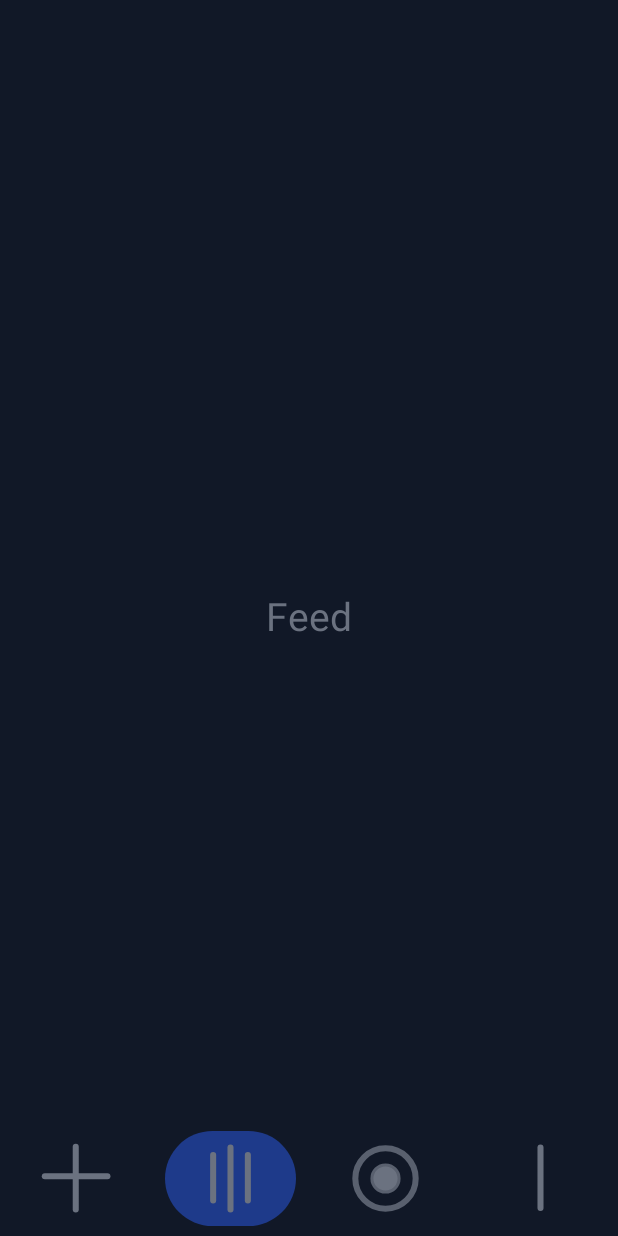
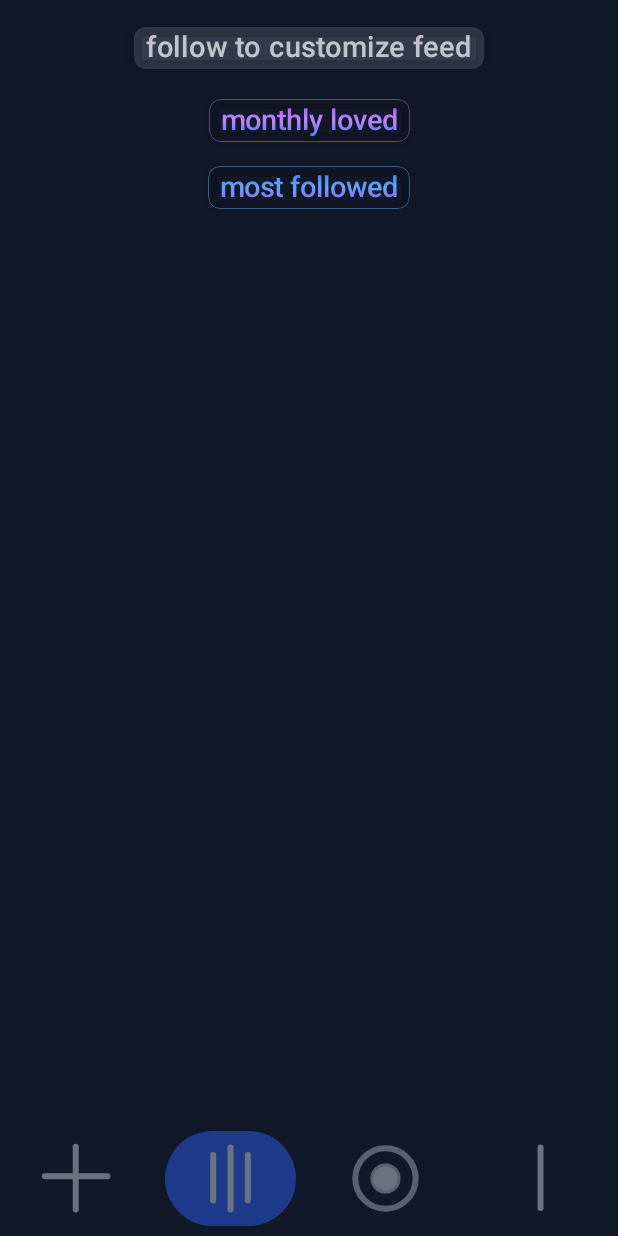
Before and after one commit to thodea/thodea-android, an Android app built with Jetpack Compose: the screen it shows after launch (MainActivity), on a phone screen of 412 x 824 dp. Run offline under Robolectric (Android 15) with nearby library versions, the phone set to English and light mode, and no system bars; our stand-ins replace navigation-ui.

Commit message:
[FEED] Added 3 labels - follow - most loved - most followed

```diff
--- a/app/src/main/java/com/example/thodea/ui/composables/tabs/Feed.kt
+++ b/app/src/main/java/com/example/thodea/ui/composables/tabs/Feed.kt
@@ -1,32 +1,170 @@
 package com.example.thodea.ui.composables.tabs
 
+import androidx.compose.foundation.BorderStroke
 import androidx.compose.foundation.background
+import androidx.compose.foundation.border
 import androidx.compose.foundation.layout.Box
+import androidx.compose.foundation.layout.Column
+import androidx.compose.foundation.layout.Row
+import androidx.compose.foundation.layout.Spacer
+import androidx.compose.foundation.layout.WindowInsets
 import androidx.compose.foundation.layout.fillMaxSize
+import androidx.compose.foundation.layout.fillMaxWidth
+import androidx.compose.foundation.layout.height
+import androidx.compose.foundation.layout.padding
+import androidx.compose.foundation.layout.statusBars
+import androidx.compose.foundation.layout.windowInsetsPadding
+import androidx.compose.foundation.shape.RoundedCornerShape
 import androidx.compose.material3.Text
 import androidx.compose.runtime.Composable
 import androidx.compose.ui.Alignment
 import androidx.compose.ui.Modifier
+import androidx.compose.ui.draw.alpha
+import androidx.compose.ui.draw.shadow
+import androidx.compose.ui.graphics.Brush
 import androidx.compose.ui.graphics.Color
-import androidx.compose.ui.res.stringResource
-import com.example.thodea.R
-import com.example.thodea.ui.theme.typography
+import androidx.compose.ui.text.TextStyle
+import androidx.compose.ui.text.font.FontWeight
+import androidx.compose.ui.tooling.preview.Preview
+import androidx.compose.ui.unit.TextUnit
+import androidx.compose.ui.unit.dp
+import androidx.compose.ui.unit.sp
 
 /**
  * Composable function that represents the feed screen of the application.
  */
+
+@Preview(showBackground = true)
+@Composable
+fun FeedScreenPreview() {
+    FeedScreen()
+}
+
 @Composable
 fun FeedScreen() {
     Box(
         modifier = Modifier
             .fillMaxSize()
             .background(Color(0xFF111827)), // dark background (#111827)
-        contentAlignment = Alignment.Center
+    ) {
+        Column(
+            modifier = Modifier
+                .fillMaxWidth()
+                .windowInsetsPadding(WindowInsets.statusBars)
+                .padding(top = 16.dp),
+            horizontalAlignment = Alignment.CenterHorizontally
+        ) {
+            FollowToCustomizeFeed()
+            Spacer(modifier = Modifier.height(8.dp))
+            MonthlyLovedLabel()
+            Spacer(modifier = Modifier.height(8.dp))
+            MostFollowedLabel()
+        }
+    }
+}
+
+@Composable
+fun GradientText(
+    text: String,
+    fontSize: TextUnit = 16.sp,
+    fontWeight: FontWeight = FontWeight.Normal,
+    colors: List<Color>
+) {
+    Text(
+        text = text,
+        fontSize = fontSize,
+        fontWeight = fontWeight,
+        style = TextStyle(
+            brush = Brush.verticalGradient(colors = colors)
+        )
+    )
+}
+
+@Composable
+fun FollowToCustomizeFeed() {
+    Row(
+        modifier = Modifier.padding(bottom = 6.dp).alpha(0.9f)
     ) {
         Text(
-            text = stringResource(id = R.string.feed),
-            style = typography.titleLarge,
-            color = Color(0xFF6B7280) // text color (#6B7280)
+            text = "follow to customize feed",
+            fontSize = 19.sp,
+            fontWeight = FontWeight.SemiBold,
+            color = Color.White.copy(alpha = 0.8f),
+            modifier = Modifier
+                .padding(horizontal = 8.dp, vertical = 2.dp)
+                .background(color = Color(0xFF374151), shape = RoundedCornerShape(8.dp))
+                .shadow(
+                    elevation = 4.dp,
+                    shape = RoundedCornerShape(8.dp),
+                    spotColor = Color.Black
+                )
+                .padding(horizontal = 8.dp, vertical = 2.dp)
         )
     }
 }
+
+@Composable
+fun MonthlyLovedLabel() {
+    val gradientColors = listOf(
+        Color(0xFFA855F7), // rgb(168, 85, 247)
+        Color(0xFFC084FC), // rgb(192, 132, 252)
+        Color(0xFF3B82F6)  // rgb(59, 130, 246)
+    )
+
+    Row(
+        modifier = Modifier
+            .padding(4.dp)
+            .background(Color.Transparent)
+            .shadow(4.dp, RoundedCornerShape(8.dp))
+            .border(
+                BorderStroke(
+                    0.5.dp,
+                    Brush.linearGradient(
+                        colors = listOf(Color(0xFF9F7AEA).copy(alpha = 0.5f), Color(0xFF9F7AEA).copy(alpha = 0.5f))
+                    )
+                ),
+                shape = RoundedCornerShape(8.dp)
+            )
+            .padding(horizontal = 8.dp, vertical = 3.dp)
+    ) {
+        GradientText(
+            text = "monthly loved",
+            fontSize = 19.sp,
+            fontWeight = FontWeight.SemiBold,
+            colors = gradientColors
+        )
+    }
+}
+
+@Composable
+fun MostFollowedLabel() {
+    val gradientColors = listOf(
+        Color(0xFF3B82F6), // rgb(59, 130, 246)
+        Color(0xFF60A5FA), // rgb(96, 165, 250)
+        Color(0xFFA855F7)  // rgb(168, 85, 247)
+    )
+
+    Box(
+        modifier = Modifier
+            .padding(4.dp)
+            .background(Color.Transparent)
+            .shadow(4.dp, RoundedCornerShape(8.dp))
+            .border(
+                BorderStroke(
+                    0.5.dp,
+                    Brush.linearGradient(
+                        colors = listOf(Color(0xFF60A5FA).copy(alpha = 0.5f), Color(0xFF60A5FA).copy(alpha = 0.5f))
+                    )
+                ),
+                shape = RoundedCornerShape(8.dp)
+            )
+            .padding(horizontal = 8.dp, vertical = 3.dp)
+    ) {
+        GradientText(
+            text = "most followed",
+            fontSize = 19.sp,
+            fontWeight = FontWeight.SemiBold,
+            colors = gradientColors
+        )
+    }
+}
```
